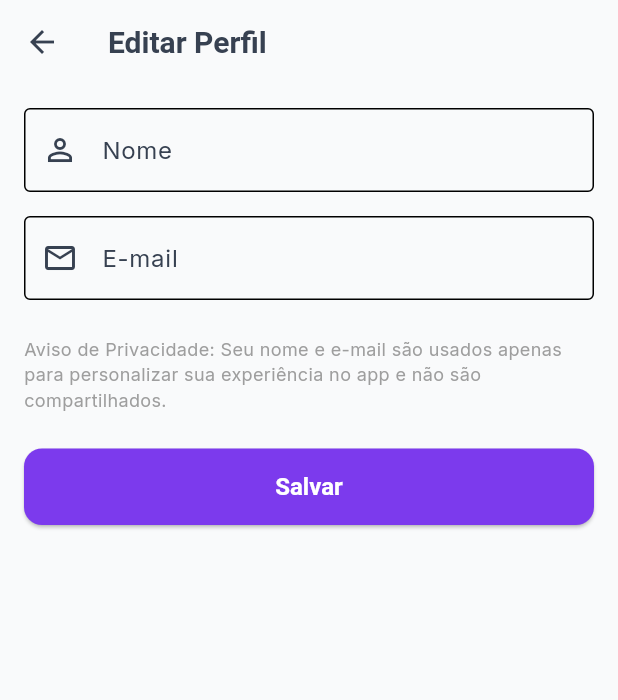
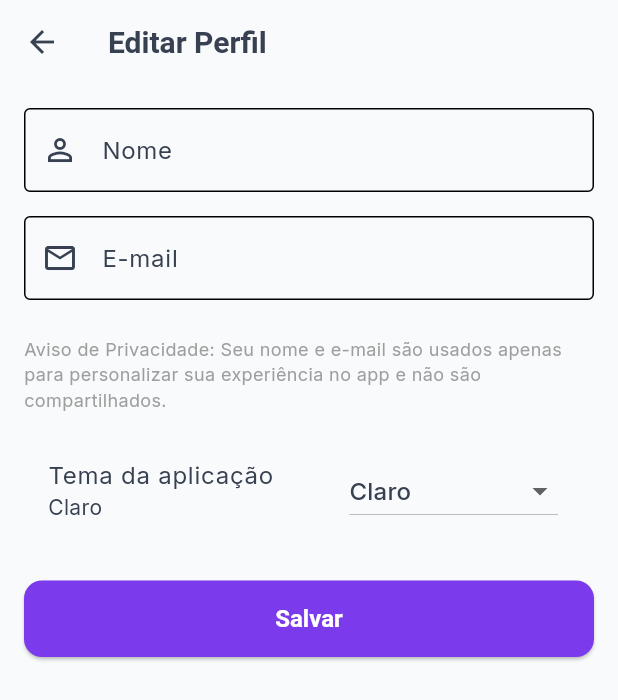
Before and after one commit to gKolben/SkillSeeds, a Flutter app: the ProfileScreen screen opened by its route, on a phone screen of 412 x 824 dp. Shown: the top 700 px of the screen. Run offline on Flutter 3.47's test engine with Material 3 defaults, Android fonts, the phone set to English and light mode, and no system bars; our stand-ins replace flutter_dotenv, flutter_markdown, flutter_riverpod, google_fonts, shared_preferences, supabase_flutter; accounts and stored records are empty.

Commit message:
chore(dark-mode): harmonize courses & avatar to follow theme and remove const to rebuild on theme change

```diff
--- a/lib/core/config/app_theme.dart
+++ b/lib/core/config/app_theme.dart
@@ -42,4 +42,61 @@ class AppTheme {
       ),
     ),
   );
+
+  static final ThemeData darkTheme = ThemeData(
+    brightness: Brightness.dark,
+    primaryColor: primaryColor,
+    scaffoldBackgroundColor: const Color(0xFF0B1221),
+    colorScheme: const ColorScheme.dark(
+      primary: primaryColor,
+      secondary: secondaryColor,
+      surface: Color(0xFF0B1221),
+      onPrimary: Colors.white,
+      onSecondary: Colors.white,
+      onSurface: Colors.white,
+    ),
+    // Ensure readable near-white text across the app for accessibility
+    textTheme: GoogleFonts.interTextTheme(
+      ThemeData.dark().textTheme,
+    ).apply(bodyColor: Colors.white70, displayColor: Colors.white70),
+    iconTheme: const IconThemeData(color: Colors.white70),
+    appBarTheme: const AppBarTheme(
+      elevation: 0,
+      backgroundColor: Color(0xFF0B1221),
+      iconTheme: IconThemeData(color: Colors.white),
+        titleTextStyle: TextStyle(
+          color: Color.fromRGBO(255, 255, 255, 0.92), fontSize: 20, fontWeight: FontWeight.bold),
+    ),
+    cardColor: const Color(0xFF111827),
+    listTileTheme: const ListTileThemeData(
+      iconColor: Colors.white70,
+      textColor: Color.fromRGBO(255, 255, 255, 0.92),
+    ),
+    inputDecorationTheme: InputDecorationTheme(
+      filled: true,
+      fillColor: const Color(0xFF0F1724),
+      hintStyle: const TextStyle(color: Color.fromRGBO(255, 255, 255, 0.72)),
+      labelStyle: const TextStyle(color: Color.fromRGBO(255, 255, 255, 0.92)),
+      border: OutlineInputBorder(borderRadius: BorderRadius.circular(8.0)),
+    ),
+    dividerColor: Colors.white12,
+    floatingActionButtonTheme: const FloatingActionButtonThemeData(backgroundColor: primaryColor),
+    elevatedButtonTheme: ElevatedButtonThemeData(
+      style: ElevatedButton.styleFrom(
+        backgroundColor: primaryColor,
+        foregroundColor: Colors.white,
+        shape: RoundedRectangleBorder(
+          borderRadius: BorderRadius.circular(12),
+        ),
+        padding: const EdgeInsets.symmetric(vertical: 16),
+        textStyle: const TextStyle(fontSize: 16, fontWeight: FontWeight.w600),
+      ),
+    ),
+    switchTheme: SwitchThemeData(
+      thumbColor: WidgetStateProperty.all(primaryColor),
+      trackColor: WidgetStateProperty.resolveWith((states) => const Color.fromRGBO(124, 58, 237, 0.4)),
+    ),
+    checkboxTheme: CheckboxThemeData(fillColor: WidgetStateProperty.all(primaryColor)),
+    radioTheme: RadioThemeData(fillColor: WidgetStateProperty.all(primaryColor)),
+  );
 }
--- a/lib/core/core.dart
+++ b/lib/core/core.dart
@@ -1,9 +1,6 @@
 // Core barrel: re-export commonly used core modules
-export 'models/lesson.dart';
 export 'models/provider_model.dart';
-export 'mappers/lesson_mapper.dart';
 export 'mappers/provider_mapper.dart';
-export 'repositories/lesson_repository.dart';
 export 'repositories/providers_repository.dart';
 export 'services/prefs_services.dart';
 export 'services/prefs_keys.dart';
--- a/lib/core/providers/providers_state.dart
+++ b/lib/core/providers/providers_state.dart
@@ -5,11 +5,11 @@ import 'package:flutter/foundation.dart';
 
 // Importações dos nossos modelos, repositórios e serviços (agora em core)
 import 'package:skillseeds/core/models/track.dart';
-import 'package:skillseeds/core/models/lesson.dart';
+import 'package:skillseeds/features/lessons/domain/models/lesson.dart';
 import 'package:skillseeds/core/models/achievement.dart';
 import 'package:skillseeds/core/models/provider_model.dart' as domain; // Prefixo para evitar conflitos
 import 'package:skillseeds/core/repositories/track_repository.dart';
-import 'package:skillseeds/core/repositories/lesson_repository.dart';
+import 'package:skillseeds/features/lessons/data/lesson_repository.dart';
 import 'package:skillseeds/core/repositories/achievement_repository.dart';
 import 'package:skillseeds/core/repositories/providers_repository.dart';
 import 'package:skillseeds/core/services/prefs_services.dart';
--- a/lib/core/services/prefs_keys.dart
+++ b/lib/core/services/prefs_keys.dart
@@ -17,4 +17,6 @@ class PrefsKeys {
   static const String marketingConsent = 'marketing_consent';
   // Last sync timestamp for providers (ISO8601 string)
   static const String providersLastSync = 'providers_last_sync';
+  // Theme mode preference: 'system' | 'light' | 'dark'
+  static const String themeMode = 'theme_mode';
 }
--- a/lib/features/lessons/presentation/lesson_list_screen.dart
+++ b/lib/features/lessons/presentation/lesson_list_screen.dart
@@ -2,7 +2,7 @@ import 'package:flutter/material.dart';
 import 'package:flutter_riverpod/flutter_riverpod.dart';
 import 'package:skillseeds/core/models/track.dart';
 import 'package:skillseeds/core/providers/providers.dart';
-import 'package:skillseeds/core/models/lesson.dart'; // Importa nosso modelo de Lição
+import 'package:skillseeds/features/lessons/domain/models/lesson.dart'; // Importa nosso modelo de Lição
 
 // Comentário: Esta tela é um ConsumerWidget, o que nos permite "escutar" os providers.
 class LessonListScreen extends ConsumerWidget {
@@ -110,6 +110,7 @@ class LessonListTile extends ConsumerWidget {
           if (result == true) {
             final newTitle = controller.text.trim();
             if (newTitle.isEmpty) {
+              if (!context.mounted) return;
               ScaffoldMessenger.of(context).showSnackBar(const SnackBar(content: Text('Título vazio')));
               return;
             }
@@ -128,8 +129,10 @@ class LessonListTile extends ConsumerWidget {
               // Refresh the provider to fetch updated data
               // Trigger a refresh and ignore the returned AsyncValue.
               final _ = ref.refresh(lessonsForTrackProvider(lesson.trackId));
+              if (!context.mounted) return;
               ScaffoldMessenger.of(context).showSnackBar(const SnackBar(content: Text('Lição atualizada')));
             } catch (e) {
+              if (!context.mounted) return;
               ScaffoldMessenger.of(context).showSnackBar(SnackBar(content: Text('Erro ao atualizar: $e')));
             }
           }
--- a/lib/features/profile/presentation/profile_screen.dart
+++ b/lib/features/profile/presentation/profile_screen.dart
@@ -1,6 +1,7 @@
 import 'package:flutter/material.dart';
 import 'package:flutter_riverpod/flutter_riverpod.dart';
 import 'package:skillseeds/core/providers/providers.dart';
+import 'package:skillseeds/core/providers/theme_mode_provider.dart';
 
 class ProfileScreen extends ConsumerStatefulWidget {
   const ProfileScreen({super.key});
@@ -108,6 +109,39 @@ class _ProfileScreenState extends ConsumerState<ProfileScreen> {
               'Aviso de Privacidade: Seu nome e e-mail são usados apenas para personalizar sua experiência no app e não são compartilhados.',
               style: TextStyle(fontSize: 12, color: Colors.grey),
             ),
+            const SizedBox(height: 16),
+            // Theme mode selector
+            Consumer(builder: (context, ref, _) {
+              final mode = ref.watch(themeModeProvider);
+              String label;
+              switch (mode) {
+                case ThemeMode.light:
+                  label = 'Claro';
+                  break;
+                case ThemeMode.dark:
+                  label = 'Escuro';
+                  break;
+                default:
+                  label = 'Seguir sistema';
+              }
+              return ListTile(
+                title: const Text('Tema da aplicação'),
+                subtitle: Text(label),
+                trailing: DropdownButton<ThemeMode>(
+                  value: mode,
+                  items: const [
+                    DropdownMenuItem(value: ThemeMode.system, child: Text('Seguir sistema')),
+                    DropdownMenuItem(value: ThemeMode.light, child: Text('Claro')),
+                    DropdownMenuItem(value: ThemeMode.dark, child: Text('Escuro')),
+                  ],
+                  onChanged: (v) {
+                    if (v != null) {
+                      ref.read(themeModeProvider.notifier).setThemeMode(v);
+                    }
+                  },
+                ),
+              );
+            }),
             const SizedBox(height: 24),
             ElevatedButton(
               onPressed: _onSave,
--- a/lib/main.dart
+++ b/lib/main.dart
@@ -7,6 +7,7 @@ import 'package:flutter_dotenv/flutter_dotenv.dart';
 import 'package:supabase_flutter/supabase_flutter.dart';
 import 'package:shared_preferences/shared_preferences.dart';
 import 'package:skillseeds/core/providers/providers_state.dart';
+import 'package:skillseeds/core/providers/theme_mode_provider.dart';
 import 'package:skillseeds/core/services/prefs_services.dart';
 
 // Comentário: Importa as configurações de rotas e tema do nosso app.
@@ -86,13 +87,15 @@ void main() async {
 }
 
 // Comentário: Esta é a classe raiz do nosso aplicativo (o Widget principal).
-class SkillSeeds extends StatelessWidget {
+class SkillSeeds extends ConsumerWidget {
   // Comentário: Construtor padrão para o widget.
   const SkillSeeds({super.key});
 
   // Comentário: O método build() desenha a UI na tela.
   @override
-  Widget build(BuildContext context) {
+  Widget build(BuildContext context, WidgetRef ref) {
+    final themeMode = ref.watch(themeModeProvider);
+
     // Comentário: MaterialApp é o widget que configura todo o app
     //             (tema, rotas, título, etc.).
     return MaterialApp(
@@ -101,6 +104,8 @@ class SkillSeeds extends StatelessWidget {
 
       // Comentário: Define o tema (cores, fontes) que criamos em app_theme.dart.
       theme: AppTheme.lightTheme,
+      darkTheme: AppTheme.darkTheme,
+      themeMode: themeMode,
 
       // Comentário: Remove a faixa "DEBUG" do canto da tela.
       debugShowCheckedModeBanner: false,
```
Also changed, not shown: lib/core/providers/theme_mode_provider.dart (added, +35 -0 lines), lib/core/services/prefs_services.dart (+19 -0 lines), lib/features/courses/presentation/courses_page.dart (+7 -2 lines), lib/features/home/presentation/home_screen.dart (+18 -2 lines), lib/features/lessons/data/dtos/lesson_dto.dart (added, +35 -0 lines), lib/features/lessons/data/lesson_repository.dart (added, +104 -0 lines), lib/features/lessons/data/mappers/lesson_mapper.dart (added, +24 -0 lines), lib/features/lessons/domain/models/lesson.dart (added, +21 -0 lines), lib/features/lessons/lessons.dart (+4 -4 lines), lib/features/providers/data/mappers/provider_mapper.dart (added, +22 -0 lines), lib/features/providers/data/providers_repository.dart (added, +127 -0 lines), lib/features/providers/domain/models/provider.dart (added, +52 -0 lines), 1 other file.
